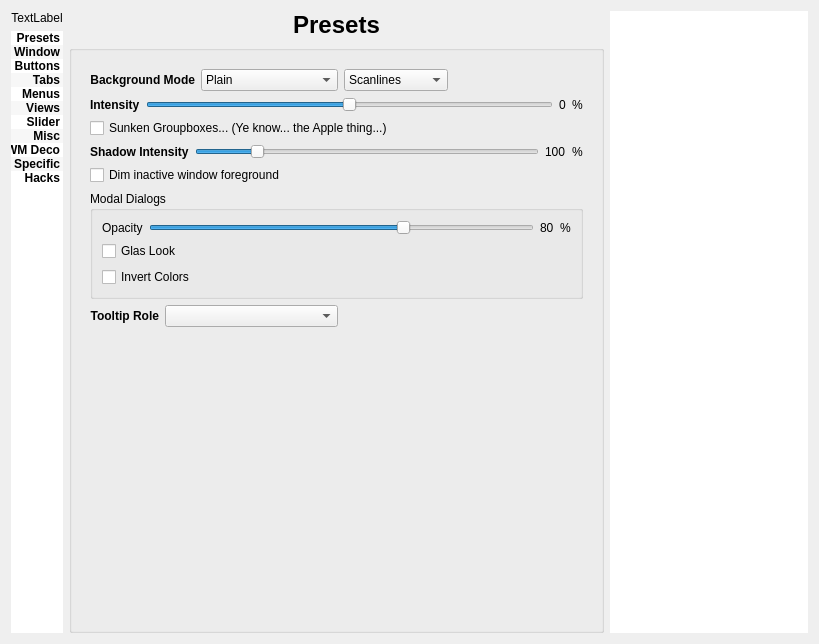
Before: the Qt Designer form config/config.ui in deiv/bespin-pkg, drawn with Qt 5.
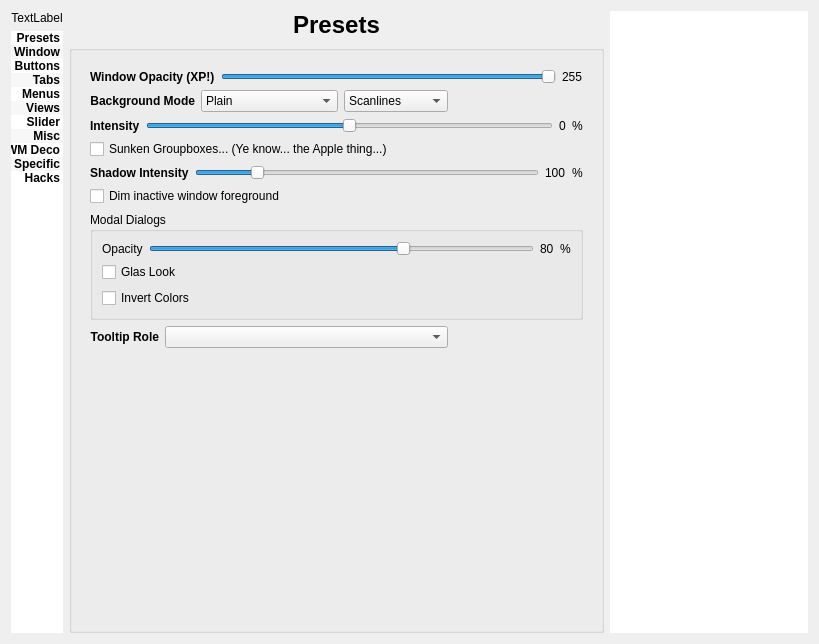
After: the same form once the commit is applied. The open tabs and pages were chosen to show the change.

```diff
--- a/config/config.ui
+++ b/config/config.ui
@@ -233,7 +233,7 @@
          </sizepolicy>
         </property>
         <property name="currentIndex">
-         <number>0</number>
+         <number>1</number>
         </property>
         <widget class="QWidget" name="Presets">
          <layout class="QGridLayout" name="gridLayout_2">
@@ -456,7 +456,44 @@
         </widget>
         <widget class="QWidget" name="Windows">
          <layout class="QGridLayout" name="gridLayout_19">
-          <item row="0" column="0" colspan="2">
+          <item row="0" column="0" colspan="5">
+           <layout class="QHBoxLayout" name="horizontalLayout_2">
+            <item>
+             <widget class="QLabel" name="bgOpacityLabel">
+              <property name="font">
+               <font>
+                <weight>75</weight>
+                <bold>true</bold>
+               </font>
+              </property>
+              <property name="text">
+               <string>Window Opacity (XP!)</string>
+              </property>
+             </widget>
+            </item>
+            <item>
+             <widget class="QSlider" name="bgOpacity">
+              <property name="maximum">
+               <number>255</number>
+              </property>
+              <property name="value">
+               <number>255</number>
+              </property>
+              <property name="orientation">
+               <enum>Qt::Horizontal</enum>
+              </property>
+             </widget>
+            </item>
+            <item>
+             <widget class="QLabel" name="bgOpacityNumber">
+              <property name="text">
+               <string>255</string>
+              </property>
+             </widget>
+            </item>
+           </layout>
+          </item>
+          <item row="1" column="0" colspan="2">
            <widget class="QLabel" name="label">
             <property name="font">
              <font>
@@ -472,7 +509,7 @@
             </property>
            </widget>
           </item>
-          <item row="0" column="2">
+          <item row="1" column="2">
            <widget class="QComboBox" name="bgMode">
             <item>
              <property name="text">
@@ -496,7 +533,7 @@
             </item>
            </widget>
           </item>
-          <item row="0" column="3">
+          <item row="1" column="3">
            <widget class="QComboBox" name="structure">
             <item>
              <property name="text">
@@ -550,7 +587,20 @@
             </item>
            </widget>
           </item>
-          <item row="1" column="0" colspan="5">
+          <item row="1" column="4">
+           <spacer name="horizontalSpacer_6">
+            <property name="orientation">
+             <enum>Qt::Horizontal</enum>
+            </property>
+            <property name="sizeHint" stdset="0">
+             <size>
+              <width>40</width>
+              <height>20</height>
+             </size>
+            </property>
+           </spacer>
+          </item>
+          <item row="2" column="0" colspan="5">
            <layout class="QHBoxLayout">
             <item>
              <widget class="QLabel" name="label_35">
@@ -606,7 +656,14 @@
             </item>
            </layout>
           </item>
-          <item row="3" column="0" colspan="5">
+          <item row="3" column="0" colspan="4">
+           <widget class="QCheckBox" name="sunkenGroups">
+            <property name="text">
+             <string>Sunken Groupboxes... (Ye know... the Apple thing...)</string>
+            </property>
+           </widget>
+          </item>
+          <item row="4" column="0" colspan="5">
            <layout class="QHBoxLayout">
             <item>
              <widget class="QLabel" name="label_28">
@@ -671,7 +728,7 @@
             </item>
            </layout>
           </item>
-          <item row="5" column="0" colspan="5">
+          <item row="5" column="0" colspan="3">
            <widget class="QCheckBox" name="fadeInactive">
             <property name="text">
              <string>Dim inactive window foreground</string>
@@ -776,23 +833,10 @@
             </property>
            </widget>
           </item>
-          <item row="7" column="1" colspan="2">
+          <item row="7" column="1" colspan="3">
            <widget class="QComboBox" name="tooltipRole"/>
           </item>
-          <item row="8" column="0" colspan="3">
-           <spacer>
-            <property name="orientation">
-             <enum>Qt::Vertical</enum>
-            </property>
-            <property name="sizeHint" stdset="0">
-             <size>
-              <width>20</width>
-              <height>0</height>
-             </size>
-            </property>
-           </spacer>
-          </item>
-          <item row="7" column="3" colspan="2">
+          <item row="7" column="4">
            <spacer name="horizontalSpacer_5">
             <property name="orientation">
              <enum>Qt::Horizontal</enum>
@@ -805,26 +849,19 @@
             </property>
            </spacer>
           </item>
-          <item row="0" column="4">
-           <spacer name="horizontalSpacer_6">
+          <item row="8" column="0" colspan="3">
+           <spacer>
             <property name="orientation">
-             <enum>Qt::Horizontal</enum>
+             <enum>Qt::Vertical</enum>
             </property>
             <property name="sizeHint" stdset="0">
              <size>
-              <width>40</width>
-              <height>20</height>
+              <width>20</width>
+              <height>0</height>
              </size>
             </property>
            </spacer>
           </item>
-          <item row="2" column="0" colspan="5">
-           <widget class="QCheckBox" name="sunkenGroups">
-            <property name="text">
-             <string>Sunken Groupboxes... (Ye know... the Apple thing...)</string>
-            </property>
-           </widget>
-          </item>
          </layout>
         </widget>
         <widget class="QWidget" name="Buttons">
```
Left out of the diff: 56 changed lines with no effect on the pictures.
